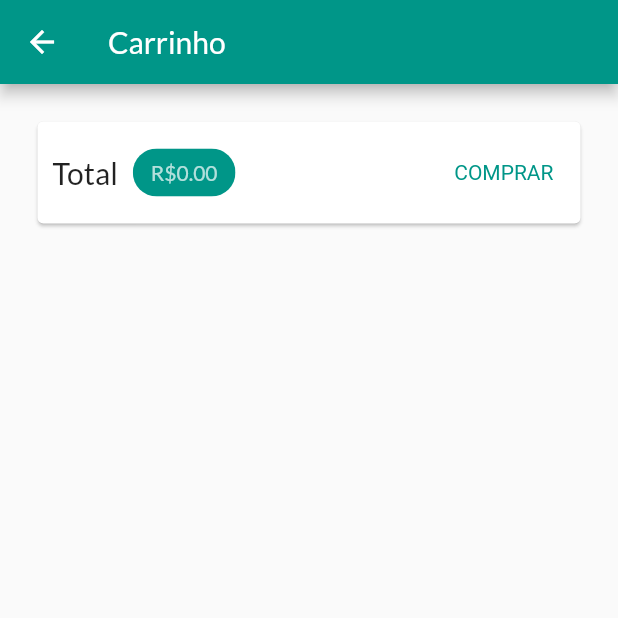
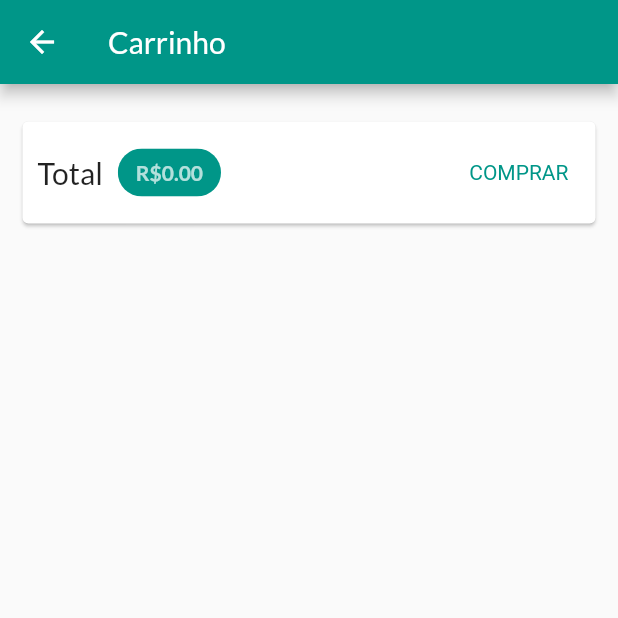
Before and after one commit to 9reis/loja_ii__flutter, a Flutter app: the CartPage screen opened by its route, on a phone screen of 412 x 824 dp, the top half of it. Run offline on Flutter 3.47's test engine with Material 2 defaults, Android fonts, the phone set to English and light mode, and no system bars; network calls fail.

Commit message:
Itens do Carrinho

```diff
--- a/lib/pages/cart_page.dart
+++ b/lib/pages/cart_page.dart
@@ -18,7 +18,7 @@ class CartPage extends StatelessWidget {
       body: Column(
         children: [
           Card(
-            margin: EdgeInsets.all(25),
+            margin: EdgeInsets.symmetric(horizontal: 15, vertical: 25),
             child: Padding(
               padding: const EdgeInsets.all(10),
               child: Row(
@@ -36,6 +36,7 @@ class CartPage extends StatelessWidget {
                     label: Text(
                       'R\$${cart.totalAmount.toStringAsFixed(2)}',
                       style: TextStyle(
+                        fontWeight: FontWeight.w700,
                         color: Theme.of(context)
                             .primaryTextTheme
                             .headlineMedium
```
Also changed, not shown: lib/components/cart_item.dart (+19 -1 lines).
